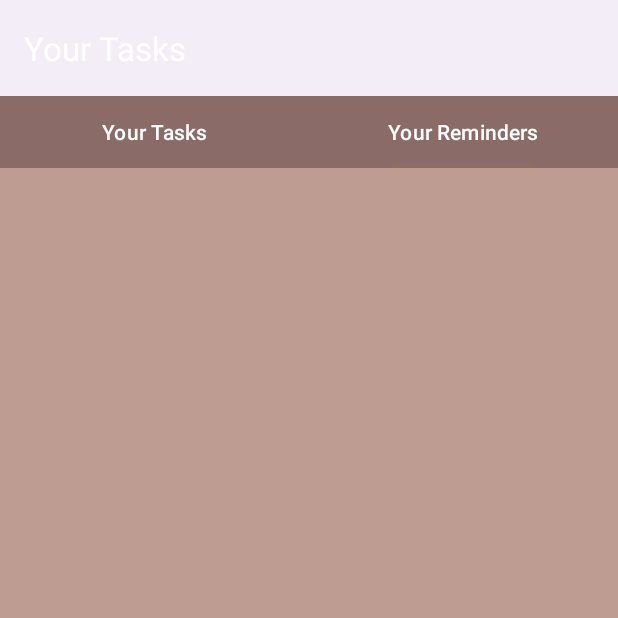
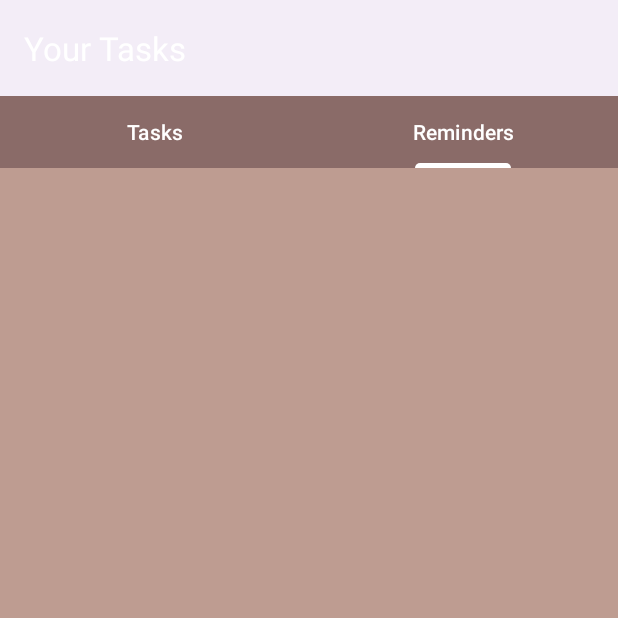
Before and after one commit to Joeyphic/Recolle, an Android app: the screen it shows after launch (MainActivity), tab 2 chosen, on a phone screen of 412 x 824 dp, the top half of it. Run offline under Robolectric (Android 15) with nearby library versions, the phone set to English and light mode, and no system bars; our stand-ins replace Room's generated code, navigation-ui.

Commit message:
Modify TabLayout Titles in HomeFragment
Also increases visibility of tab indicator.

```diff
--- a/app/src/main/java/com/example/rememberapp/HomeFragment.kt
+++ b/app/src/main/java/com/example/rememberapp/HomeFragment.kt
@@ -39,8 +39,8 @@ class HomeFragment : Fragment() {
         viewPager.adapter = PagerAdapter(this)
         TabLayoutMediator(tabLayout, viewPager) { tab, index ->
             tab.text = when(index) {
-                0 -> "Your Tasks"
-                1 -> "Your Reminders"
+                0 -> "Tasks"
+                1 -> "Reminders"
                 else -> throw IllegalStateException("Invalid Index")
             }
         }.attach()
--- a/app/src/main/res/layout/home_fragment.xml
+++ b/app/src/main/res/layout/home_fragment.xml
@@ -11,6 +11,7 @@ android:orientation="vertical">
         android:layout_width="match_parent"
         android:layout_height="wrap_content"
         android:background="#8A6B68"
+        app:tabIndicatorColor="@color/white"
         app:tabTextColor="@color/white" />
 
     <androidx.viewpager2.widget.ViewPager2
```
